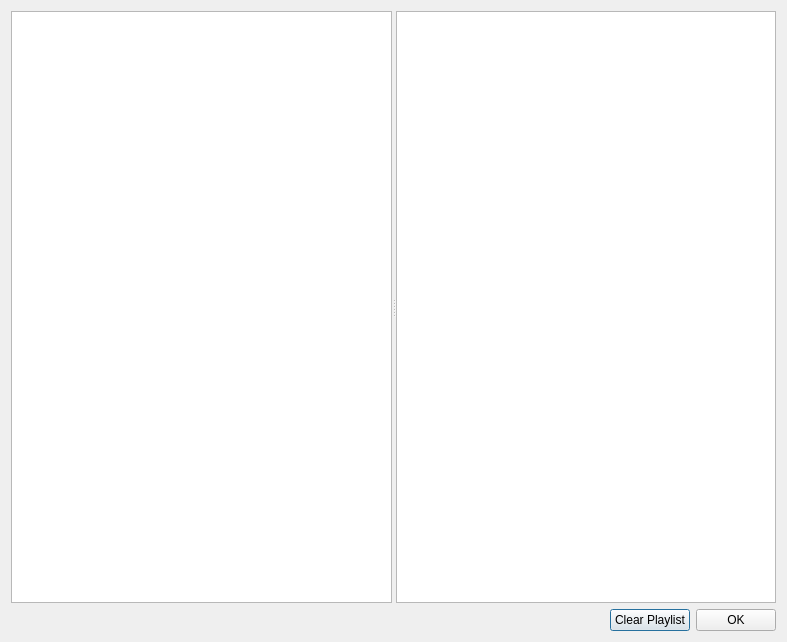
The window that CuteCaspar/PlayList.ui (geertdaelemans/CuteCaspar) describes before a commit, drawn with Qt 5.
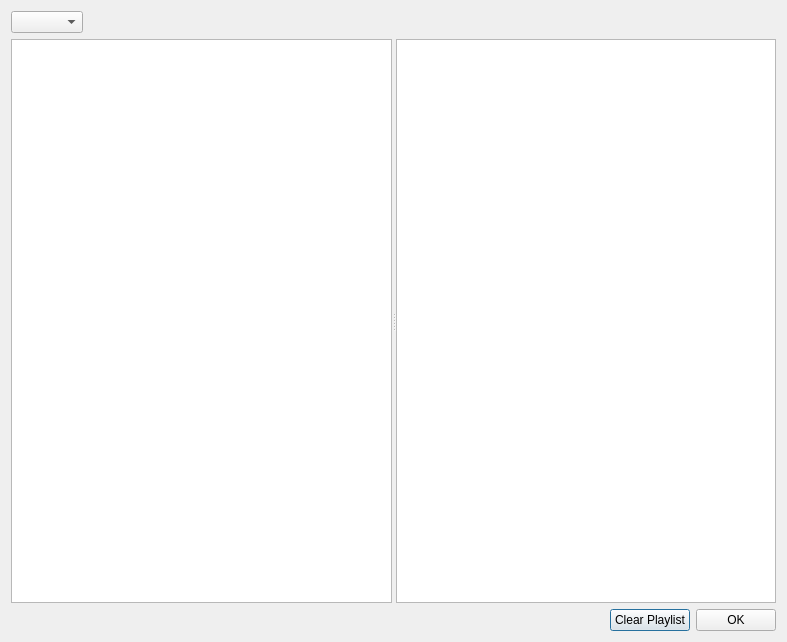
The same window after the commit.

Commit message: Implemented random insert clips and different playlists.

Diff of the .ui file:
```diff
--- a/CuteCaspar/PlayList.ui
+++ b/CuteCaspar/PlayList.ui
@@ -14,6 +14,26 @@
    <string>Dialog</string>
   </property>
   <layout class="QVBoxLayout" name="verticalLayout">
+   <item>
+    <layout class="QHBoxLayout" name="horizontalLayout">
+     <item>
+      <widget class="QComboBox" name="cmbPlaylists"/>
+     </item>
+     <item>
+      <spacer name="horizontalSpacer_2">
+       <property name="orientation">
+        <enum>Qt::Horizontal</enum>
+       </property>
+       <property name="sizeHint" stdset="0">
+        <size>
+         <width>40</width>
+         <height>20</height>
+        </size>
+       </property>
+      </spacer>
+     </item>
+    </layout>
+   </item>
    <item>
     <widget class="QSplitter" name="splitter">
      <property name="orientation">
```
The commit also changes 8 other files.
